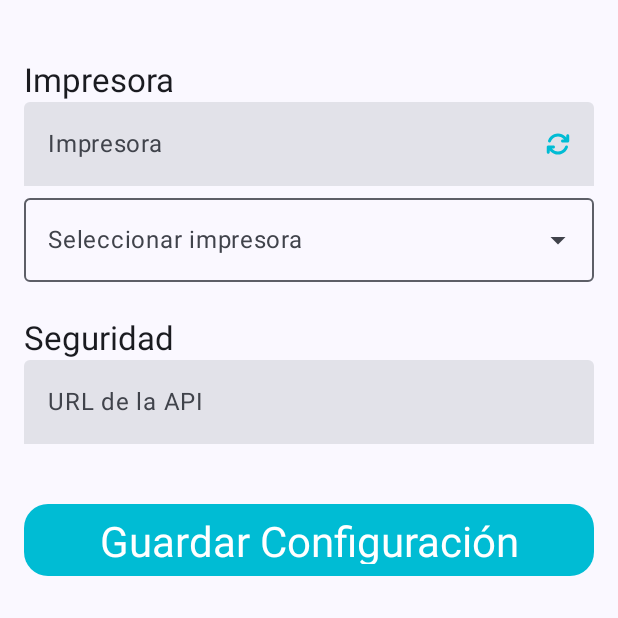
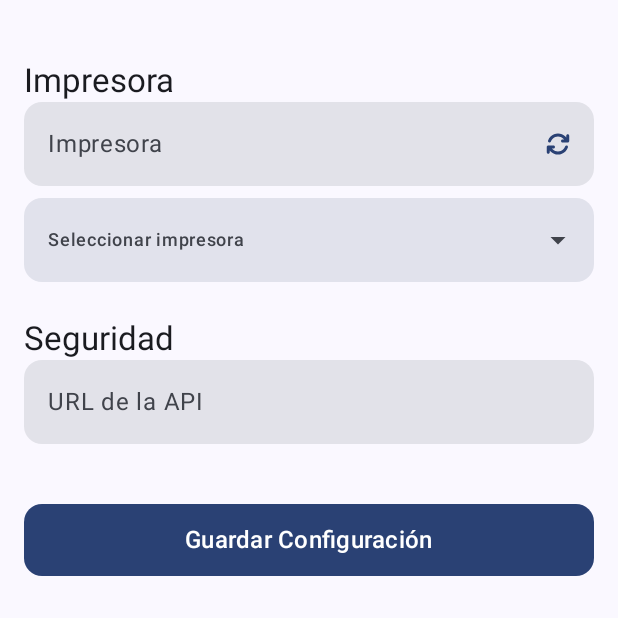
Before and after one commit to JhonAlbert06/qredi-mobile, an Android app built with Jetpack Compose: the composable SettingsScreen shown on its own in the app's theme, on a phone screen of 412 x 824 dp, the top half of it. Run offline under Robolectric (Android 15) with nearby library versions, the phone set to English and light mode, and no system bars; our stand-ins replace Dagger/Hilt's generated code, livedata-compose.

Commit message:
New refactors

```diff
--- a/app/src/main/java/com/pixelbrew/qredi/ui/admin/Admin_ViewModel.kt
+++ b/app/src/main/java/com/pixelbrew/qredi/ui/admin/Admin_ViewModel.kt
@@ -22,8 +22,6 @@ class AdminViewModel @Inject constructor(
     private val apiService: ApiService,
     private val sessionManager: SessionManager
 ) : ViewModel() {
-
-    private val baseUrl = sessionManager.fetchApiUrl()
 
     private val _email = MutableLiveData<String>("")
     val email: LiveData<String> = _email
@@ -61,7 +59,7 @@ class AdminViewModel @Inject constructor(
                 val loginRequest = LoginRequest(_email.value.orEmpty(), _password.value.orEmpty())
                 Log.d("API_REQUEST", "Login attempt: ${loginRequest.username}")
 
-                val loginUrl = "$baseUrl/user/login"
+                val loginUrl = "${sessionManager.fetchApiUrl()}/user/login"
                 val response = apiService.login(loginUrl, loginRequest)
 
                 if (response.isSuccessful) {
@@ -94,7 +92,7 @@ class AdminViewModel @Inject constructor(
 
     private suspend fun loadUser() {
         try {
-            val userUrl = "$baseUrl/user/loadUser"
+            val userUrl = "${sessionManager.fetchApiUrl()}/user/loadUser"
             val response = apiService.loadUser(userUrl)
 
             if (response.isSuccessful) {
--- a/app/src/main/java/com/pixelbrew/qredi/ui/components/dropdown/GenericDropdown.kt
+++ b/app/src/main/java/com/pixelbrew/qredi/ui/components/dropdown/GenericDropdown.kt
@@ -1,6 +1,7 @@
 package com.pixelbrew.qredi.ui.components.dropdown
 
 import androidx.compose.foundation.layout.fillMaxWidth
+import androidx.compose.foundation.layout.padding
 import androidx.compose.material3.DropdownMenuItem
 import androidx.compose.material3.ExperimentalMaterial3Api
 import androidx.compose.material3.ExposedDropdownMenuBox
@@ -8,12 +9,15 @@ import androidx.compose.material3.ExposedDropdownMenuDefaults
 import androidx.compose.material3.MaterialTheme
 import androidx.compose.material3.OutlinedTextField
 import androidx.compose.material3.Text
+import androidx.compose.material3.TextFieldDefaults
 import androidx.compose.runtime.Composable
 import androidx.compose.runtime.getValue
 import androidx.compose.runtime.mutableStateOf
 import androidx.compose.runtime.remember
 import androidx.compose.runtime.setValue
 import androidx.compose.ui.Modifier
+import androidx.compose.ui.graphics.Color
+import androidx.compose.ui.unit.dp
 
 @OptIn(ExperimentalMaterial3Api::class)
 @Composable
@@ -36,13 +40,22 @@ fun <T> GenericDropdown(
             value = itemLabel(selectedItem),
             onValueChange = {},
             readOnly = true,
-            label = { Text(label) },
+            label = { Text(label, style = MaterialTheme.typography.labelMedium) },
             trailingIcon = {
                 ExposedDropdownMenuDefaults.TrailingIcon(expanded = expanded)
             },
             modifier = Modifier
                 .menuAnchor()
-                .fillMaxWidth()
+                .fillMaxWidth(),
+            shape = MaterialTheme.shapes.medium,
+            colors = TextFieldDefaults.colors(
+                focusedIndicatorColor = Color.Transparent,
+                unfocusedIndicatorColor = Color.Transparent,
+                disabledIndicatorColor = Color.Transparent,
+                focusedContainerColor = MaterialTheme.colorScheme.surfaceVariant,
+                unfocusedContainerColor = MaterialTheme.colorScheme.surfaceVariant,
+                disabledContainerColor = MaterialTheme.colorScheme.surfaceVariant
+            )
         )
 
         ExposedDropdownMenu(
@@ -54,13 +67,15 @@ fun <T> GenericDropdown(
                     text = {
                         Text(
                             itemLabel(item),
-                            style = MaterialTheme.typography.bodySmall
+                            style = MaterialTheme.typography.bodyMedium,
+                            color = MaterialTheme.colorScheme.onSurface
                         )
                     },
                     onClick = {
                         onItemSelected(item)
                         expanded = false
-                    }
+                    },
+                    modifier = Modifier.padding(horizontal = 8.dp)
                 )
             }
         }
--- a/app/src/main/java/com/pixelbrew/qredi/ui/customer/Customer_ViewModel.kt
+++ b/app/src/main/java/com/pixelbrew/qredi/ui/customer/Customer_ViewModel.kt
@@ -37,8 +37,6 @@ class CustomerViewModel @Inject constructor(
     val customerList: LiveData<List<CustomerModelRes>> get() = _customerList
 
     private val _newCustomer = MutableLiveData<CustomerModel>()
-
-    private val baseUrl = sessionManager.fetchApiUrl()
 
     val userSession: UserModel?
         get() = sessionManager.fetchUser()
@@ -91,7 +89,7 @@ class CustomerViewModel @Inject constructor(
     private fun fetchCustomers(query: String = "", field: String = "") {
         viewModelScope.launch(Dispatchers.IO) {
             try {
-                val url = "$baseUrl/customer?query=$query&field=$field"
+                val url = "${sessionManager.fetchApiUrl()}/customer?query=$query&field=$field"
                 val response = apiService.getCustomers(url)
                 val customers = if (response.isSuccessful) {
                     response.body() ?: emptyList()
@@ -146,7 +144,7 @@ class CustomerViewModel @Inject constructor(
 
         viewModelScope.launch(Dispatchers.IO) {
             try {
-                val url = "$baseUrl/customer"
+                val url = "${sessionManager.fetchApiUrl()}/customer"
                 val response = apiService.createCustomer(url, customer)
 
                 if (response.isSuccessful) {
--- a/app/src/main/java/com/pixelbrew/qredi/ui/reprint/Reprint_ViewModel.kt
+++ b/app/src/main/java/com/pixelbrew/qredi/ui/reprint/Reprint_ViewModel.kt
@@ -36,8 +36,6 @@ class ReprintViewModel @Inject constructor(
     private val sessionManager: SessionManager
 ) : ViewModel() {
 
-    private val baseUrl = sessionManager.fetchApiUrl()
-    private val user = sessionManager.fetchUser()
 
     private val _newFees = MutableLiveData<List<NewFeeEntity>>(emptyList())
     val newFees: LiveData<List<NewFeeEntity>> get() = _newFees
@@ -115,7 +113,7 @@ class ReprintViewModel @Inject constructor(
                     )
                 } ?: emptyList()
 
-                val uploadUrl = "$baseUrl/fee/uploadFees"
+                val uploadUrl = "${sessionManager.fetchApiUrl()}/fee/uploadFees"
 
                 if (uploadFeeModel.isNotEmpty()) {
                     val response = apiService.uploadFees(uploadUrl, uploadFeeModel)
@@ -181,7 +179,7 @@ class ReprintViewModel @Inject constructor(
 
         val cierre = DayCloseData(
             date = "${dateModelAux.day}/${dateModelAux.month}/${dateModelAux.year}  ${dateModelAux.hour}:${dateModelAux.minute}",
-            cashierName = "${user?.firstName} ${user?.lastName}",
+            cashierName = "${sessionManager.fetchUser()?.firstName} ${sessionManager.fetchUser()?.lastName}",
             initialBalance = 0.0,
             totalLoans = 0.0,
             payments = payments
--- a/app/src/main/java/com/pixelbrew/qredi/ui/settings/Settings_Screen.kt
+++ b/app/src/main/java/com/pixelbrew/qredi/ui/settings/Settings_Screen.kt
@@ -12,6 +12,7 @@ import androidx.compose.foundation.layout.height
 import androidx.compose.foundation.layout.padding
 import androidx.compose.foundation.layout.size
 import androidx.compose.foundation.rememberScrollState
+import androidx.compose.foundation.shape.RoundedCornerShape
 import androidx.compose.foundation.text.KeyboardOptions
 import androidx.compose.foundation.verticalScroll
 import androidx.compose.material3.Button
@@ -43,11 +44,17 @@ fun SettingsScreen(
     modifier: Modifier = Modifier,
     context: MainActivity,
 ) {
-
     val printerName by viewModel.printerName.observeAsState("")
     val apiUrl by viewModel.apiUrl.observeAsState("")
     val pairedDevices by viewModel.pairedDevices.observeAsState(emptyList())
     val selectedDevice by viewModel.selectedDevice.observeAsState()
+    val toastEvent by viewModel.toastMessage.observeAsState()
+
+    LaunchedEffect(toastEvent) {
+        toastEvent?.getContentIfNotHandled()?.let { message ->
+            Toast.makeText(context, message, Toast.LENGTH_SHORT).show()
+        }
+    }
 
     Column(
         modifier = modifier
@@ -55,11 +62,14 @@ fun SettingsScreen(
             .padding(16.dp)
             .verticalScroll(rememberScrollState())
     ) {
+        Spacer(modifier = Modifier.height(24.dp))
+        Text(
+            text = "Impresora",
+            style = MaterialTheme.typography.titleLarge
+        )
 
-        Spacer(modifier = Modifier.height(24.dp))
-        Text("Impresora", style = MaterialTheme.typography.titleLarge)
         PrinterField(
-            name = printerName,
+            name = printerName ?: "",
             onValueChange = { viewModel.onPrinterNameChange(it) },
             onRefresh = { viewModel.refreshPairedDevices() }
         )
@@ -72,34 +82,25 @@ fun SettingsScreen(
             },
             modifier = Modifier.fillMaxWidth(),
             label = "Seleccionar impresora",
-            itemLabel = {
-                it?.name ?: ""
-            },
+            itemLabel = { it?.name ?: "" }
         )
 
         Spacer(modifier = Modifier.height(24.dp))
-        Text("Seguridad", style = MaterialTheme.typography.titleLarge)
+        Text(
+            text = "Seguridad",
+            style = MaterialTheme.typography.titleLarge
+        )
+
         ApiUrlField(
-            apiUrl,
+            url = apiUrl ?: "",
             onValueChange = { viewModel.onApiUrlChange(it) }
         )
 
         Spacer(modifier = Modifier.height(24.dp))
         SaveButton(
             modifier = Modifier.padding(top = 16.dp),
-            onLoginSelected = {
-                viewModel.saveSettings()
-            }
+            onLoginSelected = { viewModel.saveSettings() }
         )
-    }
-
-    val viewModel: SettingsViewModel = viewModel
-    val toastEvent by viewModel.toastMessage.observeAsState()
-
-    LaunchedEffect(toastEvent) {
-        toastEvent?.getContentIfNotHandled()?.let { message ->
-            Toast.makeText(context, message, Toast.LENGTH_SHORT).show()
-        }
     }
 }
 
@@ -107,14 +108,9 @@ fun SettingsScreen(
 fun PrinterField(name: String, onValueChange: (String) -> Unit, onRefresh: () -> Unit) {
     TextField(
         value = name,
-        onValueChange = { onValueChange(it) },
+        onValueChange = onValueChange,
         modifier = Modifier.fillMaxWidth(),
-        placeholder = {
-            Text(
-                text = "Impresora",
-                style = MaterialTheme.typography.bodyLarge
-            )
-        },
+        placeholder = { Text("Impresora", style = MaterialTheme.typography.bodyLarge) },
         trailingIcon = {
             Icon(
                 imageVector = ImageVector.vectorResource(id = R.drawable.arrows_rotate_solid),
@@ -123,20 +119,21 @@ fun PrinterField(name: String, onValueChange: (String) -> Unit, onRefresh: () ->
                     .size(24.dp)
                     .clickable { onRefresh() }
                     .padding(4.dp),
-                tint = Color(0xFF00BCD4)
+                tint = MaterialTheme.colorScheme.primary
             )
         },
         keyboardOptions = KeyboardOptions(
-            keyboardType = KeyboardType.Email,
+            keyboardType = KeyboardType.Text,
             imeAction = ImeAction.Next
         ),
         singleLine = true,
         maxLines = 1,
+        readOnly = true,
         colors = TextFieldDefaults.colors(
             focusedIndicatorColor = Color.Transparent,
-            unfocusedIndicatorColor = Color.Transparent,
+            unfocusedIndicatorColor = Color.Transparent
         ),
-        readOnly = true
+        shape = RoundedCornerShape(12.dp)
     )
 }
 
@@ -144,14 +141,9 @@ fun PrinterField(name: String, onValueChange: (String) -> Unit, onRefresh: () ->
 fun ApiUrlField(url: String, onValueChange: (String) -> Unit) {
     TextField(
         value = url,
-        onValueChange = { onValueChange(it) },
+        onValueChange = onValueChange,
         modifier = Modifier.fillMaxWidth(),
-        placeholder = {
-            Text(
-                text = "URL de la API",
-                style = MaterialTheme.typography.bodyLarge
-            )
-        },
+        placeholder = { Text("URL de la API", style = MaterialTheme.typography.bodyLarge) },
         keyboardOptions = KeyboardOptions(
             keyboardType = KeyboardType.Uri,
             imeAction = ImeAction.Done
@@ -160,30 +152,30 @@ fun ApiUrlField(url: String, onValueChange: (String) -> Unit) {
         maxLines = 1,
         colors = TextFieldDefaults.colors(
             focusedIndicatorColor = Color.Transparent,
-            unfocusedIndicatorColor = Color.Transparent,
-        )
+            unfocusedIndicatorColor = Color.Transparent
+        ),
+        shape = RoundedCornerShape(12.dp)
     )
 }
 
 @Composable
 fun SaveButton(modifier: Modifier, onLoginSelected: () -> Unit) {
     Button(
-        onClick = { onLoginSelected() },
+        onClick = onLoginSelected,
         modifier = modifier
             .fillMaxWidth()
             .height(48.dp),
-        shape = MaterialTheme.shapes.large,
+        shape = RoundedCornerShape(12.dp),
         colors = ButtonDefaults.buttonColors(
-            containerColor = Color(0xFF00BCD4),
-            contentColor = Color.Black,
-            disabledContainerColor = Color(0x2C00BCD4),
-            disabledContentColor = Color(0xFF0C0C0C)
+            containerColor = MaterialTheme.colorScheme.primary,
+            contentColor = MaterialTheme.colorScheme.onPrimary,
+            disabledContainerColor = MaterialTheme.colorScheme.primary.copy(alpha = 0.3f),
+            disabledContentColor = MaterialTheme.colorScheme.onPrimary.copy(alpha = 0.5f)
         )
     ) {
         Text(
             text = "Guardar Configuración",
-            style = MaterialTheme.typography.headlineMedium,
-            color = Color.White
+            style = MaterialTheme.typography.titleMedium
         )
     }
 }
```
Also changed, not shown: app/src/main/java/com/pixelbrew/qredi/ui/collect/Collect_ViewModel.kt (+8 -13 lines), app/src/main/java/com/pixelbrew/qredi/ui/components/services/SessionManager.kt (+0 -11 lines), app/src/main/java/com/pixelbrew/qredi/ui/components/sidemenu/SideMenu.kt (+30 -11 lines), app/src/main/java/com/pixelbrew/qredi/ui/customer/components/SpinnerDropdown.kt (+18 -4 lines), app/src/main/java/com/pixelbrew/qredi/ui/loan/Loan_ViewModel.kt (+4 -6 lines), app/src/main/java/com/pixelbrew/qredi/ui/settings/Settings_ViewModel.kt (+7 -2 lines).
